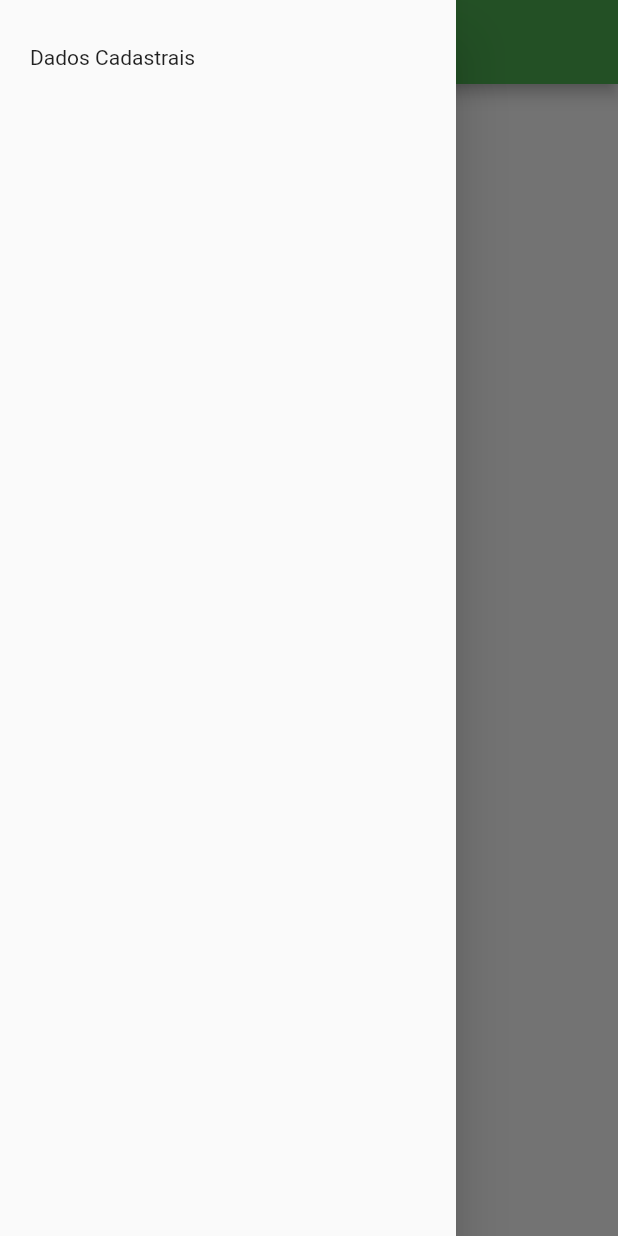
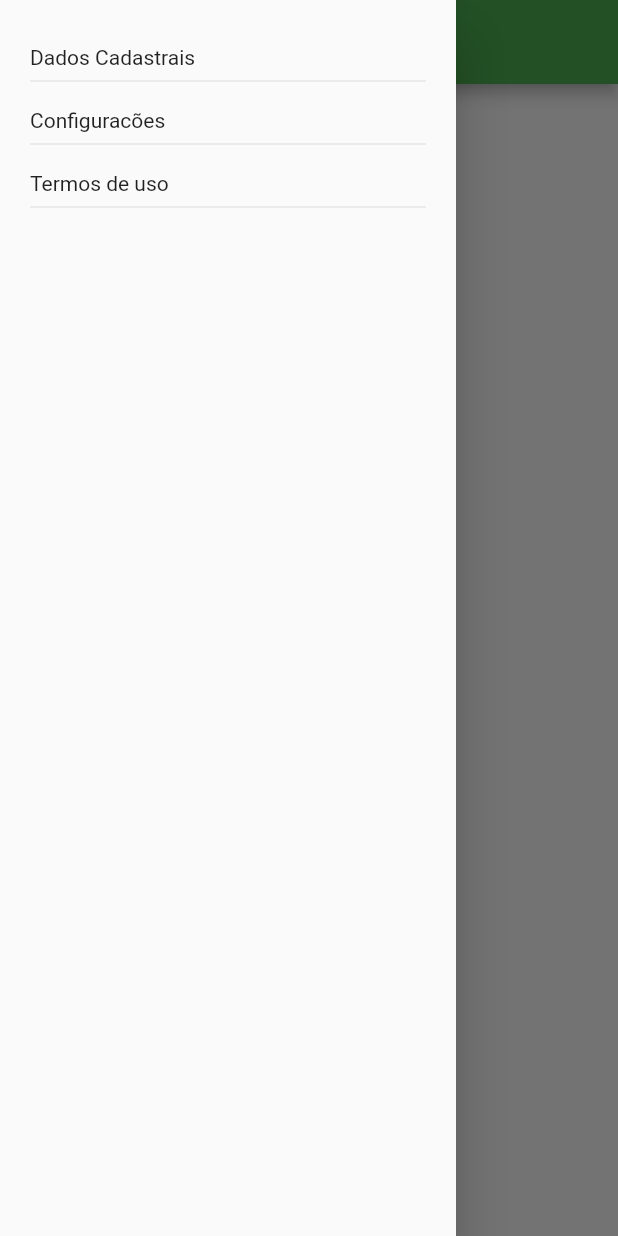
Before and after one commit to jfabiosan/trilhaapp, a Flutter app: the MainPage screen opened directly, with the side drawer open, on a phone screen of 412 x 824 dp. Run offline on Flutter 3.47's test engine with Material 2 defaults, Android fonts, the phone set to English and light mode, and no system bars; our stand-ins replace google_fonts; network calls fail.

Commit message:
Itens do menu

```diff
--- a/lib/main_page.dart
+++ b/lib/main_page.dart
@@ -15,12 +15,37 @@ class _MainPageState extends State<MainPage> {
         appBar: AppBar(
           title: const Text("Main Page"),
         ),
-        drawer: const Drawer(
+        drawer: Drawer(
             child: Padding(
-          padding: EdgeInsets.symmetric(horizontal: 20, vertical: 30),
+          padding: const EdgeInsets.symmetric(horizontal: 20, vertical: 30),
           child: Column(
             crossAxisAlignment: CrossAxisAlignment.start,
-            children: [Text("Dados Cadastrais")],
+            children: [
+              InkWell(
+                child: const Text("Dados Cadastrais"),
+                onTap: () {},
+              ),
+              const Divider(),
+              const SizedBox(
+                height: 10,
+              ),
+              InkWell(
+                child: const Text("Configuracões"),
+                onTap: () {},
+              ),
+              const Divider(),
+              const SizedBox(
+                height: 10,
+              ),
+              InkWell(
+                child: const Text("Termos de uso"),
+                onTap: () {},
+              ),
+              const Divider(),
+              const SizedBox(
+                height: 10,
+              ),
+            ],
           ),
         )),
       ),
```
